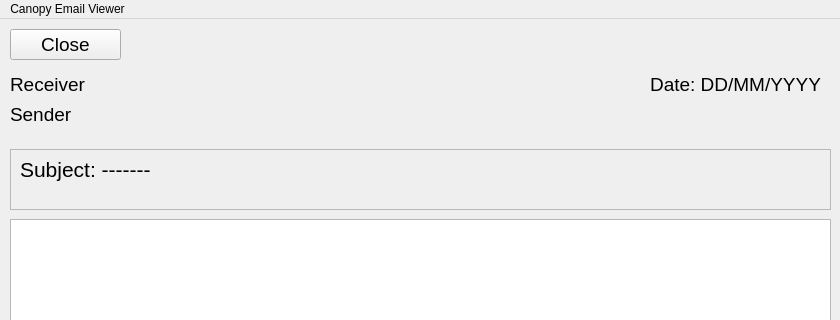
The window that CanopyGUI/EmailWindow.ui (joshrands/Canopy) describes before a commit, drawn with Qt 5; both pictures show x 0 to 840 and y 0 to 320 of the 840 by 646 pixel window.
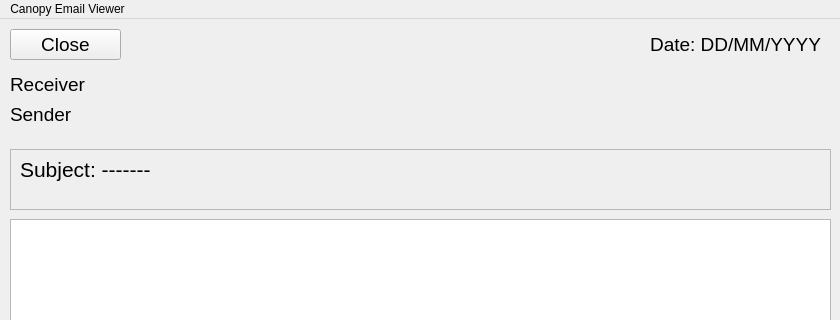
The same window after the commit.

```diff
--- a/CanopyGUI/EmailWindow.ui
+++ b/CanopyGUI/EmailWindow.ui
@@ -37,7 +37,7 @@
      <rect>
       <x>10</x>
       <y>50</y>
-      <width>531</width>
+      <width>821</width>
       <height>31</height>
      </rect>
     </property>
@@ -55,7 +55,7 @@
      <rect>
       <x>10</x>
       <y>80</y>
-      <width>541</width>
+      <width>811</width>
       <height>31</height>
      </rect>
     </property>
@@ -71,9 +71,9 @@
    <widget class="QLabel" name="dateLabel">
     <property name="geometry">
      <rect>
-      <x>520</x>
-      <y>50</y>
-      <width>301</width>
+      <x>100</x>
+      <y>10</y>
+      <width>721</width>
       <height>31</height>
      </rect>
     </property>
```
